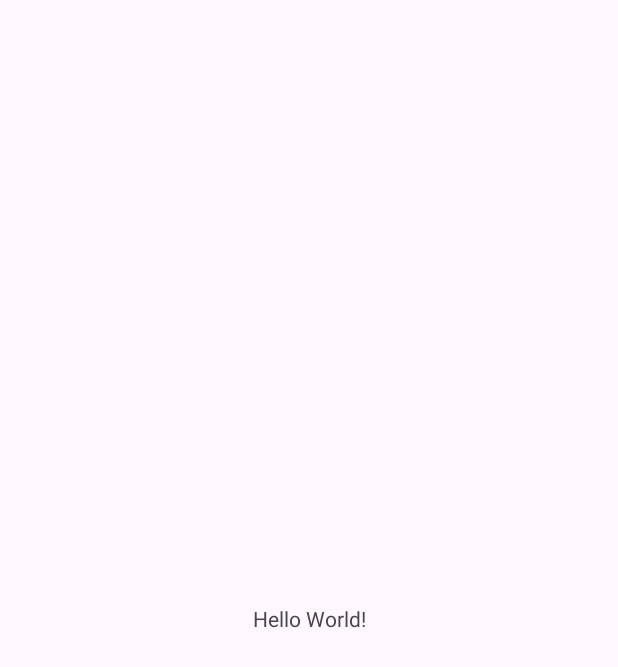
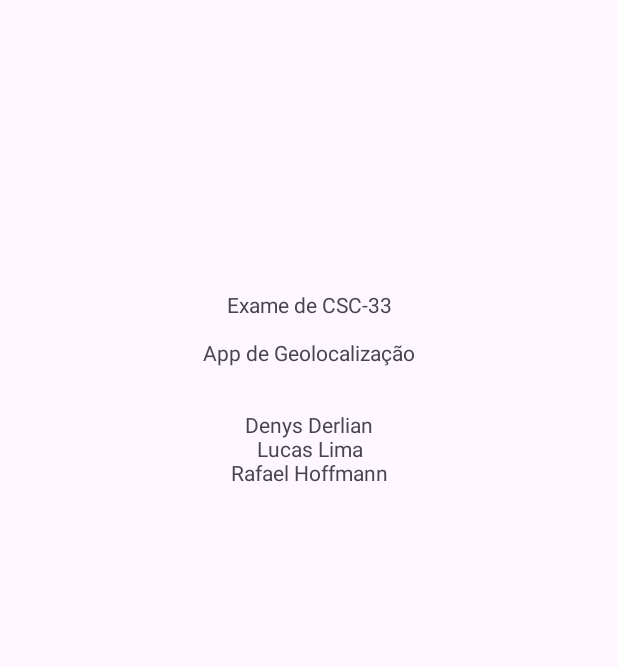
Before and after one commit to lucasll37/lucasll37-Exame_CSC-33, an Android app: the screen it shows after launch (MainActivity), on a phone screen of 412 x 824 dp. Before the commit the part shown is almost empty. Shown: the top 667 px of the screen. Run offline under Robolectric (Android 15) with nearby library versions, the phone set to English and light mode, and no system bars.

Commit message:
second commit

```diff
--- a/app/src/main/res/layout/activity_main.xml
+++ b/app/src/main/res/layout/activity_main.xml
@@ -10,10 +10,13 @@
     <TextView
         android:layout_width="wrap_content"
         android:layout_height="wrap_content"
-        android:text="Hello World!"
+        android:layout_gravity="center"
+        android:gravity="center"
+        android:text="@string/banner_hello_world"
         app:layout_constraintBottom_toBottomOf="parent"
         app:layout_constraintEnd_toEndOf="parent"
         app:layout_constraintStart_toStartOf="parent"
-        app:layout_constraintTop_toTopOf="parent" />
+        app:layout_constraintTop_toTopOf="parent"
+        app:layout_constraintVertical_bias="0.279" />
 
 </androidx.constraintlayout.widget.ConstraintLayout>
--- a/app/src/main/res/values/strings.xml
+++ b/app/src/main/res/values/strings.xml
@@ -1,3 +1,4 @@
 <resources>
-    <string name="app_name">Exame_CSC-33</string>
+    <string name="app_name">Exame CSC-33</string>
+    <string name="banner_hello_world">Exame de CSC-33\n\nApp de Geolocalização\n\n\nDenys Derlian\nLucas Lima\nRafael Hoffmann</string>
 </resources>
```
